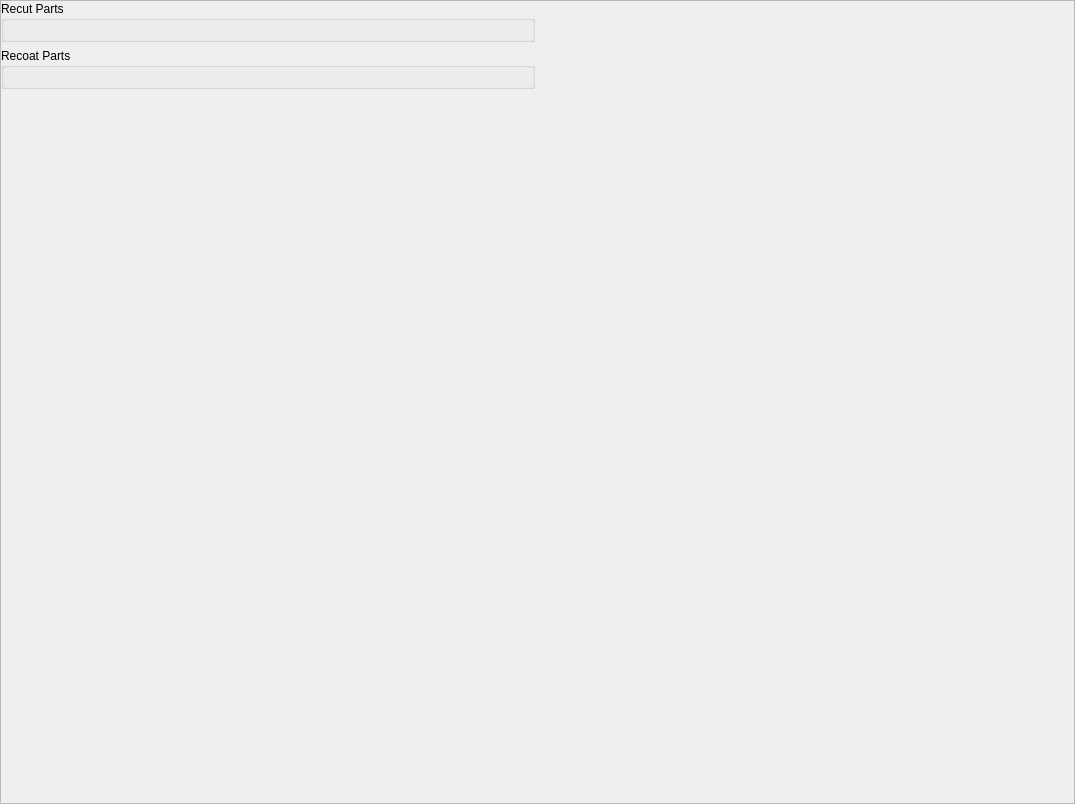
This is ui/widgets/workspace_widget.ui in TheCodingJsoftware/Invigo as Qt 5 draws it before an edit. The edited form follows.
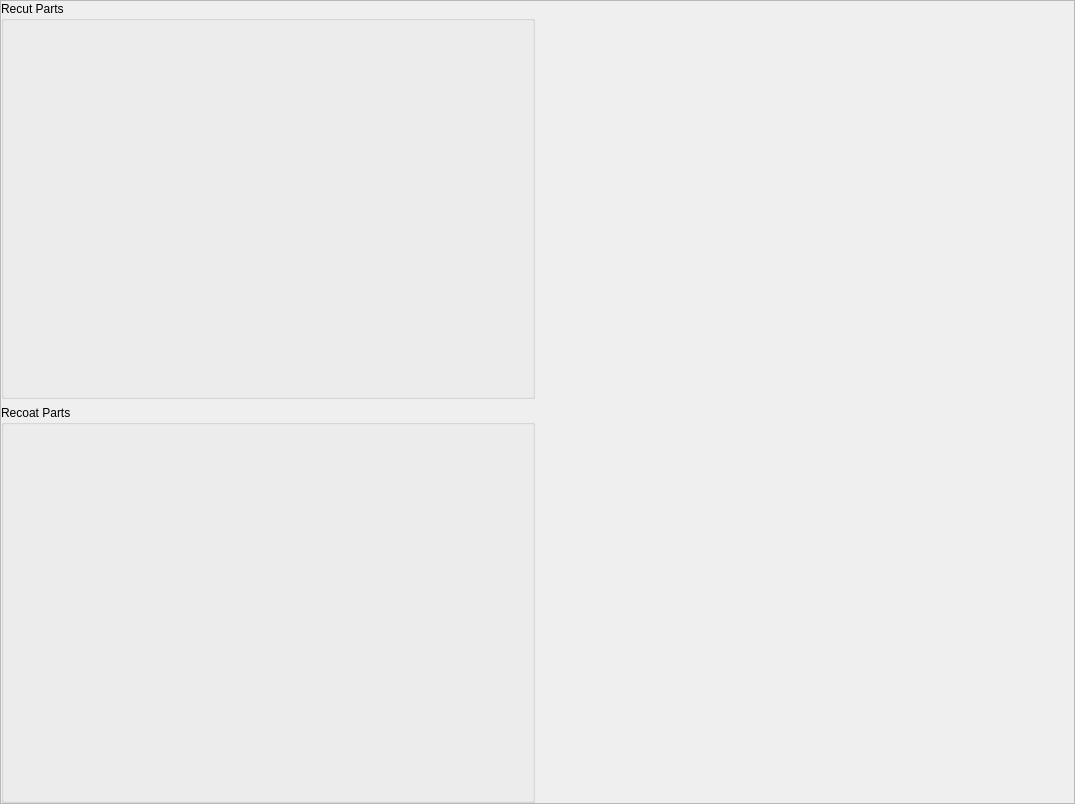
This is the edited form.

```diff
--- a/ui/widgets/workspace_widget.ui
+++ b/ui/widgets/workspace_widget.ui
@@ -75,7 +75,7 @@
                  <number>0</number>
                 </property>
                 <item>
-                 <layout class="QVBoxLayout" name="verticalLayout_4" stretch="0,0,0,1">
+                 <layout class="QVBoxLayout" name="verticalLayout_4" stretch="0,0,1">
                   <item>
                    <widget class="QGroupBox" name="recut_parts_widget">
                     <property name="title">
@@ -103,19 +103,6 @@
                   <item>
                    <layout class="QVBoxLayout" name="parts_layout"/>
                   </item>
-                  <item>
-                   <spacer name="verticalSpacer_3">
-                    <property name="orientation">
-                     <enum>Qt::Orientation::Vertical</enum>
-                    </property>
-                    <property name="sizeHint" stdset="0">
-                     <size>
-                      <width>20</width>
-                      <height>40</height>
-                     </size>
-                    </property>
-                   </spacer>
-                  </item>
                  </layout>
                 </item>
                </layout>
```
Left out of the diff: 13 changed lines with no effect on the pictures.
